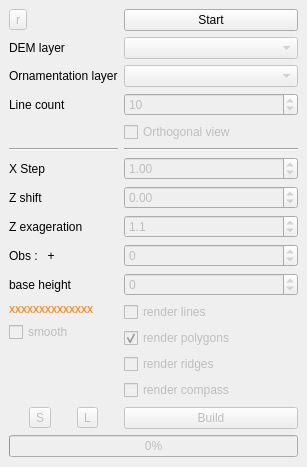
Old version of the form dem_slicer/ui/dem_slicer_dockwidget_base.ui in the repository xcaeag/Dem-Slicer-Qgis-Plugin.
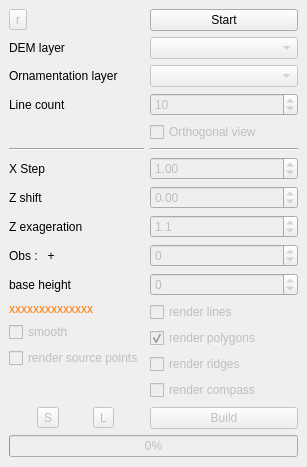
New version of the form.

Commit message: Production de la couche de points source

```diff
--- a/dem_slicer/ui/dem_slicer_dockwidget_base.ui
+++ b/dem_slicer/ui/dem_slicer_dockwidget_base.ui
@@ -302,6 +302,19 @@
           </property>
          </widget>
         </item>
+        <item>
+         <widget class="QCheckBox" name="renderSource">
+          <property name="enabled">
+           <bool>false</bool>
+          </property>
+          <property name="toolTip">
+           <string>&lt;html&gt;&lt;head/&gt;&lt;body&gt;&lt;p&gt;render source points with z attribute (be careful, it can be bulky)&lt;/p&gt;&lt;/body&gt;&lt;/html&gt;</string>
+          </property>
+          <property name="text">
+           <string>render source points</string>
+          </property>
+         </widget>
+        </item>
         <item>
          <spacer name="verticalSpacer">
           <property name="orientation">
```
Left out of the diff: 3 changed lines with no effect on the pictures. The commit also changes 2 other files.
